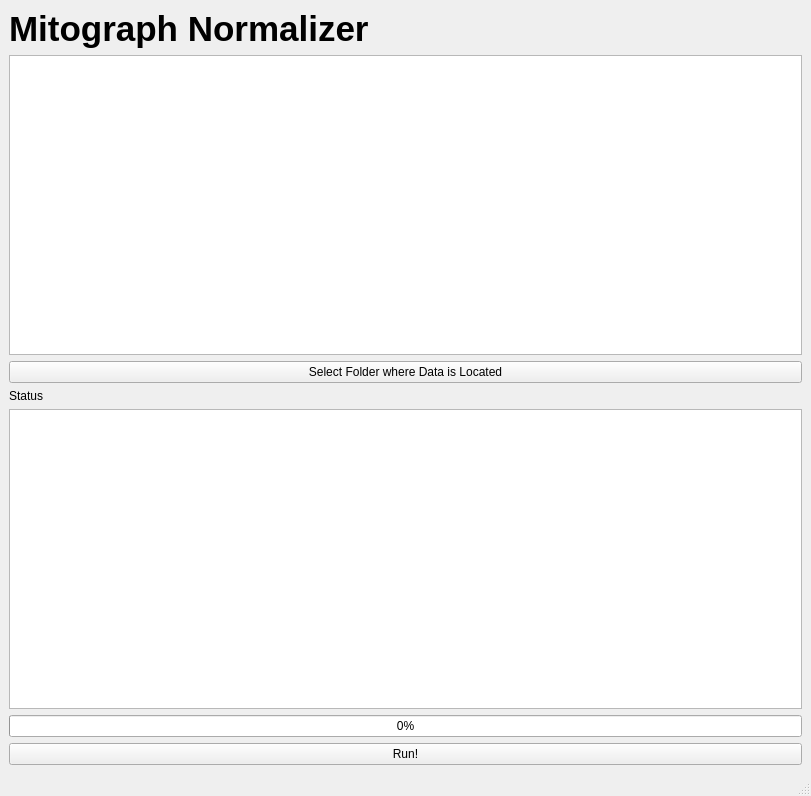
This is normalizer.ui in moosekaka/mito_norm as Qt 5 draws it before an edit. The edited form follows.
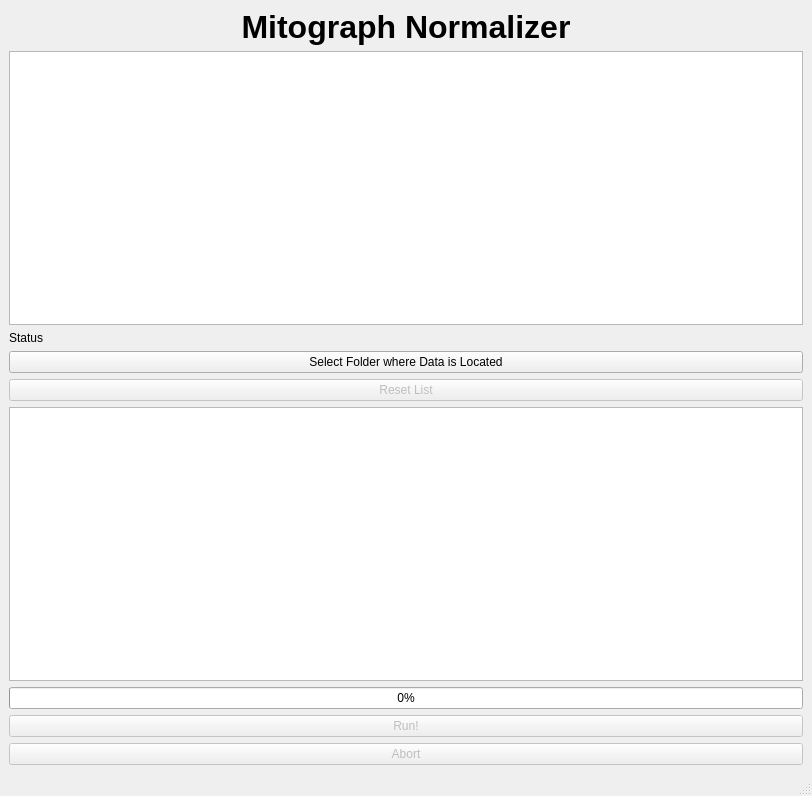
This is the edited form.

The edit to the form file:
```diff
--- a/normalizer.ui
+++ b/normalizer.ui
@@ -6,7 +6,7 @@
    <rect>
     <x>0</x>
     <y>0</y>
-    <width>811</width>
+    <width>812</width>
     <height>796</height>
    </rect>
   </property>
@@ -19,7 +19,8 @@
      <widget class="QLabel" name="label_3">
       <property name="font">
        <font>
-        <pointsize>26</pointsize>
+        <family>MS Shell Dlg 2</family>
+        <pointsize>24</pointsize>
         <weight>75</weight>
         <bold>true</bold>
        </font>
@@ -27,18 +28,14 @@
       <property name="text">
        <string>Mitograph Normalizer</string>
       </property>
+      <property name="alignment">
+       <set>Qt::AlignCenter</set>
+      </property>
      </widget>
     </item>
     <item>
      <widget class="QListWidget" name="dir_window"/>
     </item>
-    <item>
-     <widget class="QPushButton" name="dir_button">
-      <property name="text">
-       <string>Select Folder where Data is Located</string>
-      </property>
-     </widget>
-    </item>
     <item>
      <widget class="QLabel" name="label_2">
       <property name="text">
@@ -46,6 +43,23 @@
       </property>
      </widget>
     </item>
+    <item>
+     <widget class="QPushButton" name="dir_button">
+      <property name="text">
+       <string>Select Folder where Data is Located</string>
+      </property>
+     </widget>
+    </item>
+    <item>
+     <widget class="QPushButton" name="reset_button">
+      <property name="enabled">
+       <bool>false</bool>
+      </property>
+      <property name="text">
+       <string>Reset List</string>
+      </property>
+     </widget>
+    </item>
     <item>
      <widget class="QListWidget" name="results_window"/>
     </item>
@@ -58,11 +72,24 @@
     </item>
     <item>
      <widget class="QPushButton" name="run_button">
+      <property name="enabled">
+       <bool>false</bool>
+      </property>
       <property name="text">
        <string>Run!</string>
       </property>
      </widget>
     </item>
+    <item>
+     <widget class="QPushButton" name="stop_button">
+      <property name="enabled">
+       <bool>false</bool>
+      </property>
+      <property name="text">
+       <string>Abort</string>
+      </property>
+     </widget>
+    </item>
    </layout>
   </widget>
   <widget class="QMenuBar" name="menubar">
```
Left out of the diff: 2 changed lines with no effect on the pictures.
